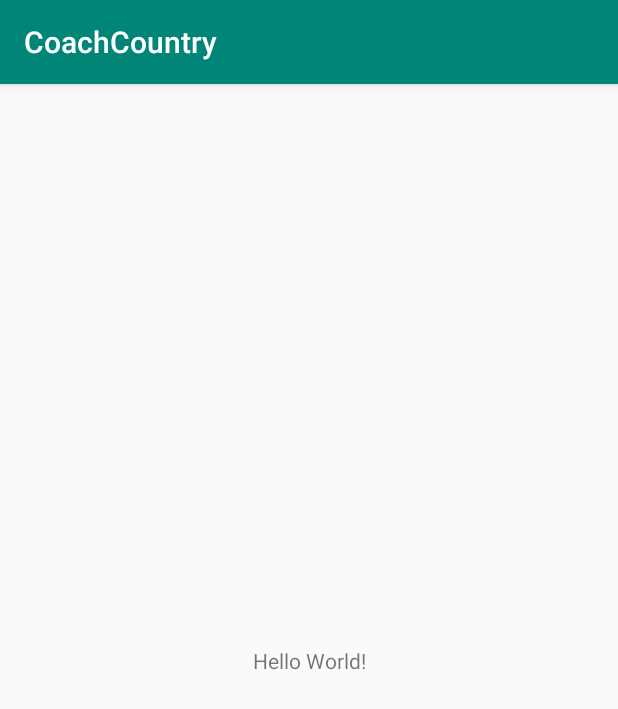
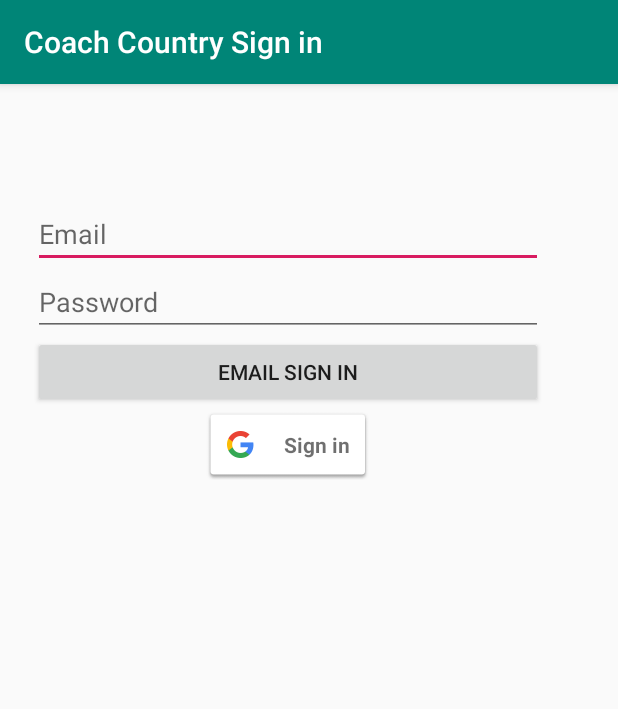
Before and after one commit to fuzzissick/Coach-Country, an Android app: the screen it shows after launch (MainActivity before the commit, CoachCountrySignIn after it), on a phone screen of 412 x 824 dp. Shown: the top 709 px of the screen. Run offline under Robolectric (Android 15) with nearby library versions, the phone set to English and light mode, and no system bars; our stand-ins replace Firebase (no records; nobody signed in at launch, a user with empty details on screens opened directly); 1 statement that could not run was skipped.

Commit message:
Updated sign in page to match google, going to add email sign in as well as google authentication. Next is forming a connection between a user and his data.

```diff
--- a/app/build.gradle
+++ b/app/build.gradle
@@ -39,6 +39,10 @@ dependencies {
     implementation 'com.google.firebase:firebase-database:16.0.1'
     implementation 'com.google.firebase:firebase-core:16.0.1'
     implementation 'com.google.firebase:firebase-firestore:16.0.0'
+    implementation 'com.firebaseui:firebase-ui-auth:4.1.0'
+    implementation 'com.facebook.android:facebook-android-sdk:4.38.1'
+    implementation 'com.google.firebase:firebase-functions:15.0.0'
+
 
 }
 apply plugin: 'com.google.gms.google-services'
--- /dev/null
+++ b/app/src/main/java/com/example/quade_laptop/coachcountry/CoachCountrySignIn.java
@@ -0,0 +1,141 @@
+package com.example.quade_laptop.coachcountry;
+
+import android.content.Intent;
+import android.os.Bundle;
+import android.support.annotation.NonNull;
+import android.support.v7.app.AppCompatActivity;
+import android.util.Log;
+import android.view.View;
+import android.widget.Button;
+import android.widget.EditText;
+import android.widget.Toast;
+
+import com.google.android.gms.auth.api.Auth;
+import com.google.android.gms.auth.api.signin.GoogleSignInAccount;
+import com.google.android.gms.auth.api.signin.GoogleSignInOptions;
+import com.google.android.gms.auth.api.signin.GoogleSignInResult;
+import com.google.android.gms.common.ConnectionResult;
+import com.google.android.gms.common.SignInButton;
+import com.google.android.gms.common.api.GoogleApiClient;
+import com.google.android.gms.tasks.OnCompleteListener;
+import com.google.android.gms.tasks.OnFailureListener;
+import com.google.android.gms.tasks.OnSuccessListener;
+import com.google.android.gms.tasks.Task;
+import com.google.firebase.auth.AuthCredential;
+import com.google.firebase.auth.AuthResult;
+import com.google.firebase.auth.FirebaseAuth;
+import com.google.firebase.auth.FirebaseUser;
+import com.google.firebase.auth.GoogleAuthProvider;
+
+public class CoachCountrySignIn extends AppCompatActivity implements GoogleApiClient.OnConnectionFailedListener,
+        View.OnClickListener {
+
+    private static final String TAG = "CoachCountrySignIn";
+    private static final int RC_SIGN_IN = 9001;
+    private SignInButton mSignInButton;
+
+    private GoogleApiClient mGoogleApiClient;
+    private FirebaseAuth mFirebaseAuth;
+
+    @Override
+    protected void onCreate(Bundle savedInstanceState) {
+        super.onCreate(savedInstanceState);
+        setContentView(R.layout.activity_coach_country_sign_in);
+
+        // Assign fields
+        mSignInButton =  (SignInButton) findViewById(R.id.google_sign_in);
+
+        // Set click listeners
+        mSignInButton.setOnClickListener(this);
+
+        GoogleSignInOptions gso = new GoogleSignInOptions.Builder(GoogleSignInOptions.DEFAULT_SIGN_IN)
+                .requestIdToken(getString(R.string.default_web_client_id))
+                .requestEmail()
+                .build();
+        mGoogleApiClient = new GoogleApiClient.Builder(this)
+                .enableAutoManage(this /* FragmentActivity */, this /* OnConnectionFailedListener */)
+                .addApi(Auth.GOOGLE_SIGN_IN_API, gso)
+                .build();
+
+        // Initialize FirebaseAuth
+        mFirebaseAuth = FirebaseAuth.getInstance();
+    }
+
+    private void handleFirebaseAuthResult(AuthResult authResult) {
+        if (authResult != null) {
+            // Welcome the user
+            FirebaseUser user = authResult.getUser();
+            Toast.makeText(this, "Welcome " + user.getEmail(), Toast.LENGTH_SHORT).show();
+
+            // Go back to the main activity
+            startActivity(new Intent(this, MainActivity.class));
+        }
+    }
+
+    @Override
+    public void onClick(View v) {
+        switch (v.getId()) {
+            case R.id.google_sign_in:
+                signIn();
+                break;
+            default:
+                return;
+        }
+    }
+
+    private void signIn() {
+        Intent signInIntent = Auth.GoogleSignInApi.getSignInIntent(mGoogleApiClient);
+        startActivityForResult(signInIntent, RC_SIGN_IN);
+    }
+
+    @Override
+    public void onActivityResult(int requestCode, int resultCode, Intent data) {
+        super.onActivityResult(requestCode, resultCode, data);
+
+        // Result returned from launching the Intent from GoogleSignInApi.getSignInIntent(...);
+        if (requestCode == RC_SIGN_IN) {
+            GoogleSignInResult result = Auth.GoogleSignInApi.getSignInResultFromIntent(data);
+            if (result.isSuccess()) {
+                // Google Sign In was successful, authenticate with Firebase
+                GoogleSignInAccount account = result.getSignInAccount();
+                firebaseAuthWithGoogle(account);
+            } else {
+                // Google Sign In failed
+                Log.e(TAG, "Google Sign In failed.");
+            }
+        }
+    }
+
+    private void firebaseAuthWithGoogle(GoogleSignInAccount acct) {
+        Log.d(TAG, "firebaseAuthWithGoogle:" + acct.getId());
+        AuthCredential credential = GoogleAuthProvider.getCredential(acct.getIdToken(), null);
+        mFirebaseAuth.signInWithCredential(credential)
+                .addOnCompleteListener(this, new OnCompleteListener<AuthResult>() {
+                    @Override
+                    public void onComplete(@NonNull Task<AuthResult> task) {
+                        Log.d(TAG, "signInWithCredential:onComplete:" + task.isSuccessful());
+
+                        // If sign in fails, display a message to the user. If sign in succeeds
+                        // the auth state listener will be notified and logic to handle the
+                        // signed in user can be handled in the listener.
+                        if (!task.isSuccessful()) {
+                            Log.w(TAG, "signInWithCredential", task.getException());
+                            Toast.makeText(CoachCountrySignIn.this, "Authentication failed.",
+                                    Toast.LENGTH_SHORT).show();
+                        } else {
+                            startActivity(new Intent(CoachCountrySignIn.this, MainActivity.class));
+                            finish();
+                        }
+                    }
+                });
+    }
+
+    @Override
+    public void onConnectionFailed(@NonNull ConnectionResult connectionResult) {
+        // An unresolvable error has occurred and Google APIs (including Sign-In) will not
+        // be available.
+        Log.d(TAG, "onConnectionFailed:" + connectionResult);
+        Toast.makeText(this, "Google Play Services error.", Toast.LENGTH_SHORT).show();
+    }
+
+}
--- a/app/src/main/java/com/example/quade_laptop/coachcountry/MainActivity.java
+++ b/app/src/main/java/com/example/quade_laptop/coachcountry/MainActivity.java
@@ -1,30 +1,80 @@
 package com.example.quade_laptop.coachcountry;
 
+import android.content.Intent;
+import android.content.SharedPreferences;
+import android.preference.PreferenceManager;
 import android.support.annotation.NonNull;
 import android.support.v7.app.AppCompatActivity;
 import android.os.Bundle;
 import android.util.Log;
+import android.view.Menu;
+import android.view.MenuInflater;
+import android.view.MenuItem;
 import android.widget.TextView;
+import android.widget.Toast;
 
+import com.google.android.gms.auth.api.Auth;
+import com.google.android.gms.common.ConnectionResult;
+import com.google.android.gms.common.api.GoogleApiClient;
 import com.google.android.gms.tasks.OnCompleteListener;
 import com.google.android.gms.tasks.Task;
+import com.google.firebase.auth.FirebaseAuth;
+import com.google.firebase.auth.FirebaseUser;
 import com.google.firebase.firestore.CollectionReference;
 import com.google.firebase.firestore.FirebaseFirestore;
 import com.google.firebase.firestore.QueryDocumentSnapshot;
 import com.google.firebase.firestore.QuerySnapshot;
+import com.google.firebase.functions.FirebaseFunctions;
 
 
-public class MainActivity extends AppCompatActivity {
+public class MainActivity extends AppCompatActivity implements GoogleApiClient.OnConnectionFailedListener{
     private static final String TAG = "MainActivity";
     // Used to load the 'native-lib' library on application startup.
     static {
         System.loadLibrary("native-lib");
     }
+    private String mUsername;
+    private String mPhotoUrl;
+    private SharedPreferences mSharedPreferences;
+    private GoogleApiClient mGoogleApiClient;
+
+
+    private FirebaseAuth mFirebaseAuth;
+    private FirebaseUser mFirebaseUser;
+    private FirebaseFunctions mFunctions;
+
+    public static final String ANONYMOUS = "anonymous";
 
     @Override
     protected void onCreate(Bundle savedInstanceState) {
         super.onCreate(savedInstanceState);
         setContentView(R.layout.activity_main);
+
+        mSharedPreferences = PreferenceManager.getDefaultSharedPreferences(this);
+        // Set default username is anonymous.
+        mUsername = ANONYMOUS;
+
+
+        // Initialize Firebase Auth
+        mFirebaseAuth = FirebaseAuth.getInstance();
+        mFirebaseUser = mFirebaseAuth.getCurrentUser();
+        if (mFirebaseUser == null) {
+            // Not signed in, launch the Sign In activity
+            startActivity(new Intent(this, CoachCountrySignIn.class));
+            finish();
+            return;
+        } else {
+            mUsername = mFirebaseUser.getDisplayName();
+            if (mFirebaseUser.getPhotoUrl() != null) {
+                mPhotoUrl = mFirebaseUser.getPhotoUrl().toString();
+            }
+        }
+        mFunctions = FirebaseFunctions.getInstance();
+        mGoogleApiClient = new GoogleApiClient.Builder(this)
+                .enableAutoManage(this /* FragmentActivity */, this /* OnConnectionFailedListener */)
+                .addApi(Auth.GOOGLE_SIGN_IN_API)
+                .build();
+
 
         // Example of a call to a native method
         TextView tv = (TextView) findViewById(R.id.sample_text);
@@ -32,6 +82,29 @@ public class MainActivity extends AppCompatActivity {
 
 
         testFirestore();
+
+    }
+
+    @Override
+    public boolean onCreateOptionsMenu(Menu menu) {
+        MenuInflater inflater = getMenuInflater();
+        inflater.inflate(R.menu.menu, menu);
+        return true;
+    }
+
+    @Override
+    public boolean onOptionsItemSelected(MenuItem item) {
+        switch (item.getItemId()) {
+            case R.id.sign_out:
+                mFirebaseAuth.signOut();
+                Auth.GoogleSignInApi.signOut(mGoogleApiClient);
+                mUsername = ANONYMOUS;
+                startActivity(new Intent(this, CoachCountrySignIn.class));
+                finish();
+                return true;
+            default:
+                return super.onOptionsItemSelected(item);
+        }
     }
 
     /**
@@ -63,4 +136,14 @@ public class MainActivity extends AppCompatActivity {
 
     }
 
+    @Override
+    public void onConnectionFailed(@NonNull ConnectionResult connectionResult) {
+        // An unresolvable error has occurred and Google APIs (including Sign-In) will not
+        // be available.
+        Log.d(TAG, "onConnectionFailed:" + connectionResult);
+        Toast.makeText(this, "Google Play Services error.", Toast.LENGTH_SHORT).show();
+    }
+
+
+
 }
--- /dev/null
+++ b/app/src/main/res/layout/activity_coach_country_sign_in.xml
@@ -0,0 +1,58 @@
+<?xml version="1.0" encoding="utf-8"?>
+<FrameLayout xmlns:android="http://schemas.android.com/apk/res/android"
+    xmlns:app="http://schemas.android.com/apk/res-auto"
+    xmlns:tools="http://schemas.android.com/tools"
+    android:layout_width="wrap_content"
+    android:layout_height="wrap_content"
+    android:minWidth="@dimen/activity_vertical_margin"
+    android:minHeight="@dimen/activity_vertical_margin"
+    tools:context=".CoachCountrySignIn">
+
+    <LinearLayout
+        android:id="@+id/linearLayout"
+        android:layout_width="340dp"
+        android:layout_height="343dp"
+        android:layout_marginStart="22dp"
+        android:layout_marginTop="77dp"
+        android:layout_marginEnd="22dp"
+        android:layout_marginBottom="16dp"
+        android:orientation="vertical">
+
+        <EditText
+            android:id="@+id/sign_in_email"
+            android:layout_width="match_parent"
+            android:layout_height="wrap_content"
+            android:ems="10"
+            android:hint="Email"
+            android:inputType="textEmailAddress" />
+
+        <EditText
+            android:id="@+id/sign_in_password"
+            android:layout_width="match_parent"
+            android:layout_height="wrap_content"
+            android:ems="10"
+            android:hint="Password"
+            android:inputType="textPassword" />
+
+        <Button
+            android:id="@+id/sign_in_submit"
+            style="@style/FirebaseUI.Button.AccountChooser.EmailButton"
+            android:layout_width="match_parent"
+            android:layout_height="wrap_content"
+            android:text="Email Sign In"
+            android:textAlignment="center"
+            android:textIsSelectable="false"
+            tools:layout_editor_absoluteX="0dp"
+            tools:layout_editor_absoluteY="190dp" />
+
+        <com.google.android.gms.common.SignInButton
+            android:id="@+id/google_sign_in"
+            android:layout_width="wrap_content"
+            android:layout_height="wrap_content"
+            android:layout_centerInParent="true"
+            android:layout_gravity="center"
+            android:visibility="visible" />
+
+    </LinearLayout>
+
+</FrameLayout>
--- a/app/src/main/res/layout/activity_main.xml
+++ b/app/src/main/res/layout/activity_main.xml
@@ -9,7 +9,7 @@
     <TextView
         android:id="@+id/sample_text"
         android:layout_width="wrap_content"
-        android:layout_height="wrap_content"
+        android:layout_height="17dp"
         android:text="Hello World!"
         app:layout_constraintBottom_toBottomOf="parent"
         app:layout_constraintLeft_toLeftOf="parent"
--- /dev/null
+++ b/app/src/main/res/menu/menu.xml
@@ -0,0 +1,7 @@
+<?xml version="1.0" encoding="utf-8"?>
+<menu xmlns:android="http://schemas.android.com/apk/res/android">
+
+    <item
+        android:id="@+id/sign_out"
+        android:title="Sign Out" />
+</menu>
--- /dev/null
+++ b/app/src/main/res/values/dimens.xml
@@ -0,0 +1,5 @@
+<resources>
+    <!-- Default screen margins, per the Android Design guidelines. -->
+    <dimen name="activity_horizontal_margin">16dp</dimen>
+    <dimen name="activity_vertical_margin">16dp</dimen>
+</resources>
```
Also changed, not shown: app/src/main/AndroidManifest.xml (+10 -0 lines), app/src/main/res/values/strings.xml (+15 -0 lines).
